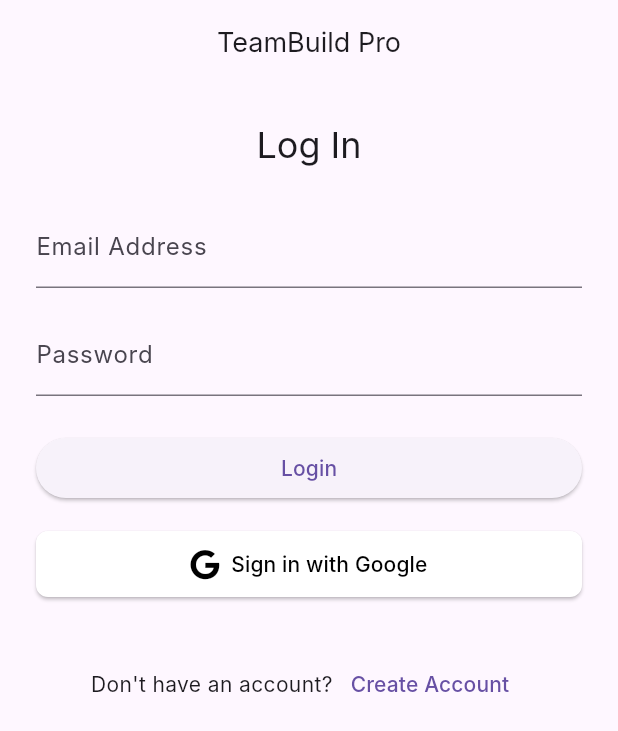
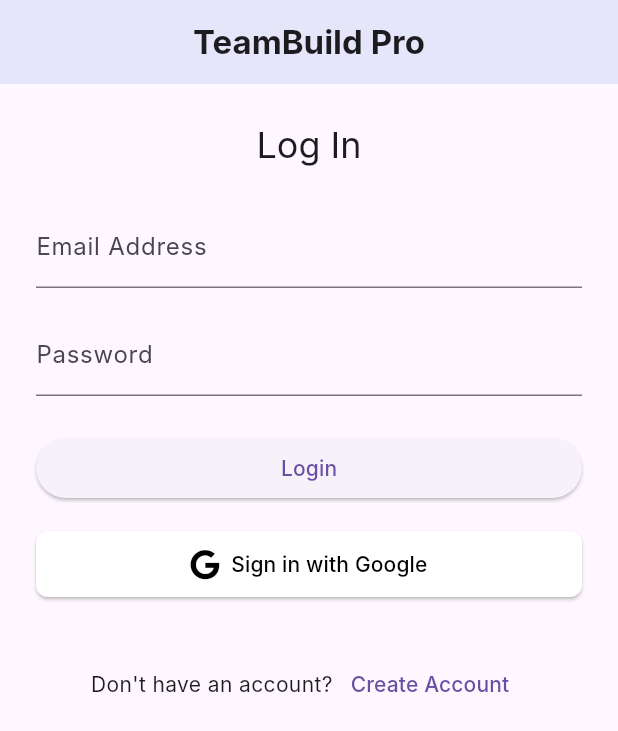
Before and after one commit to scscot/TeamBuildPro, a Flutter app: the screen it shows after launch, on a phone screen of 412 x 824 dp. Shown: the top 731 px of the screen. Run offline on Flutter 3.47's test engine with Material 3 defaults, Android fonts, the phone set to English and light mode, and no system bars; our stand-ins replace cloud_firestore, cloud_functions, country_picker, firebase_auth, firebase_core, firebase_messaging and 8 more; accounts and stored records are empty; Roboto replaces fonts that are missing (Inter).

Commit message:
Inceased Font, set Lavender color background

```diff
--- a/lib/widgets/header_widgets.dart
+++ b/lib/widgets/header_widgets.dart
@@ -1,3 +1,6 @@
+// lib/widgets/header_widgets.dart
+// ignore_for_file: use_build_context_synchronously
+
 import 'package:flutter/material.dart';
 import 'package:firebase_auth/firebase_auth.dart';
 import 'package:provider/provider.dart';
@@ -39,6 +42,8 @@ class AppHeaderWithMenu extends StatelessWidget implements PreferredSizeWidget {
     final user = Provider.of<UserModel?>(context);
 
     return AppBar(
+      // MODIFIED: Set the background color to lavender
+      backgroundColor: const Color(0xFFE6E6FA),
       automaticallyImplyLeading: false,
       leading: _shouldShowBackButton(context)
           ? const BackButton()
@@ -46,7 +51,9 @@ class AppHeaderWithMenu extends StatelessWidget implements PreferredSizeWidget {
       title: GestureDetector(
         onTap: () => Navigator.pushReplacement(context,
             MaterialPageRoute(builder: (_) => DashboardScreen(appId: appId))),
-        child: const Text('TeamBuild Pro', style: TextStyle(fontSize: 18)),
+        // MODIFIED: Updated the text style for the title
+        child: const Text('TeamBuild Pro',
+            style: TextStyle(fontSize: 22, fontWeight: FontWeight.bold)),
       ),
       centerTitle: true,
       actions: [
```
